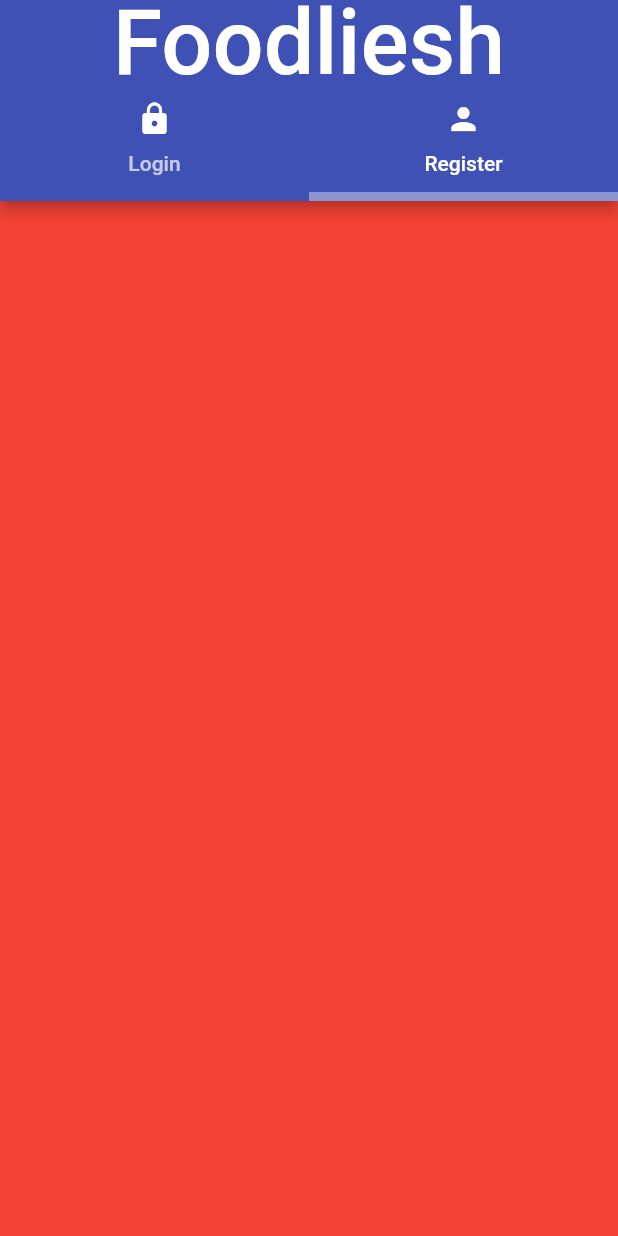
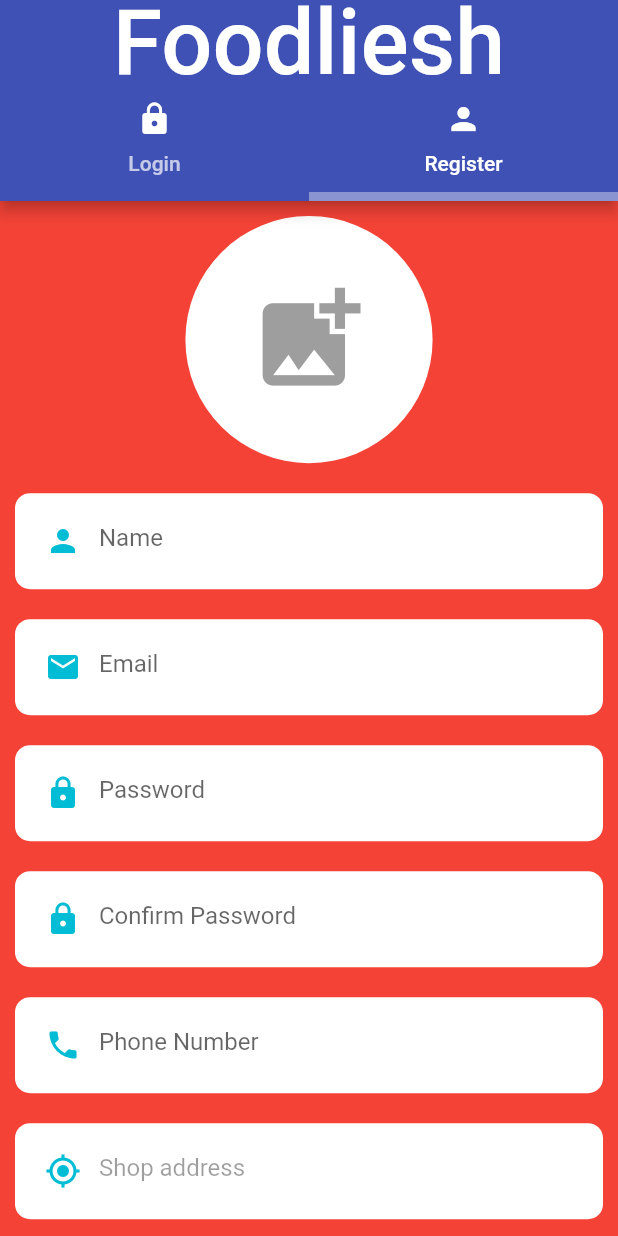
Before and after one commit to Andres-GP/Foodliesh, a Flutter app: the AuthScreen screen opened directly, tab 2 chosen, on a phone screen of 412 x 824 dp. Run offline on Flutter 3.47's test engine with Material 2 defaults, Android fonts, the phone set to English and light mode, and no system bars; our stand-ins replace image_picker.

Commit message:
register screen implemented, image picker package implemented

```diff
--- a/lib/authentication/register.dart
+++ b/lib/authentication/register.dart
@@ -1,4 +1,8 @@
+import 'dart:io';
+
 import 'package:flutter/material.dart';
+import 'package:hello_world/widgets/custom_text_field.dart';
+import 'package:image_picker/image_picker.dart';
 
 class RegisterScreen extends StatefulWidget {
   const RegisterScreen({ Key? key }) : super(key: key);
@@ -8,10 +12,123 @@ class RegisterScreen extends StatefulWidget {
 }
 
 class _RegisterScreenState extends State<RegisterScreen> {
+  final GlobalKey<FormState> _formkey = GlobalKey<FormState>();
+  TextEditingController nameController = TextEditingController();
+  TextEditingController emailController = TextEditingController();
+  TextEditingController passwordController = TextEditingController();
+  TextEditingController confirmPasswordController = TextEditingController();
+  TextEditingController phoneController = TextEditingController();
+  TextEditingController locationController = TextEditingController();
+
+  XFile? imageXFile;
+  final ImagePicker _picker = ImagePicker();
+
   @override
   Widget build(BuildContext context) {
-    return Container(
+    return SingleChildScrollView(
+      child: Container(
+        child: Column(
+          mainAxisSize: MainAxisSize.max,
+          children: [
+          const SizedBox(height: 10,),
+            InkWell(
+              child: CircleAvatar(
+                radius: MediaQuery.of(context).size.width * 0.20,
+                backgroundColor: Colors.white,
+                backgroundImage: imageXFile==null ? null : FileImage(File(imageXFile!.path)),
+                child: imageXFile == null
+                ?
+                Icon(
+                Icons.add_photo_alternate,
+                size:  MediaQuery.of(context).size.width * 0.20,
+                color: Colors.grey,
+                ) : null,
+              ),
+            ),
+            const SizedBox(height: 10,),
+            Form(
+              key: _formkey,
+              child: Column(
+                children: [
+                  CustomTextField(
+                    data:  Icons.person,
+                    controller: nameController,
+                    hintText: "Name",
+                    isObscure: false,
+                  ),
+                  CustomTextField(
+                    data: Icons.email,
+                    controller: emailController,
+                    hintText: "Email",
+                    isObscure: false,
+                  ),
+                  CustomTextField(
+                    data: Icons.lock,
+                    controller: passwordController,
+                    hintText: "Password",
+                    isObscure: true,
+                  ),
+                  CustomTextField(
+                    data: Icons.lock,
+                    controller: confirmPasswordController,
+                    hintText: "Confirm Password",
+                    isObscure: true,
+                  ),
+                  CustomTextField(
+                    data: Icons.phone,
+                    controller: phoneController,
+                    hintText: "Phone Number",
+                    isObscure: false,
+                  ),
+                  CustomTextField(
+                    data: Icons.my_location,
+                    controller: locationController,
+                    hintText: "Shop address",
+                    isObscure: false,
+                    enabled: false,
+                  ),
+                  Container(
+                    width: 400,
+                    height: 40,
+                    alignment: Alignment.center,
+                    child: ElevatedButton.icon(
+                        label:  const Text(
+                          "Get my current Location",
+                          style: TextStyle(color: Colors.white),
+                      ),
+                      icon: const Icon(
+                        Icons.location_on,
+                        color: Colors.white,
+                      ),
+                      onPressed: ()=> print("clicked"),
+                      style: ElevatedButton.styleFrom(
+                        primary: Colors.red,
+                        shape: RoundedRectangleBorder(
+                          borderRadius: BorderRadius.circular(30),
+                        )
+                      ),
+                    ),
+                  )
+                ]
+              ),
+            ),
+            const SizedBox(height: 30,),
+            ElevatedButton(
+              child: const Text(
+                "Sign Up",
+                style: TextStyle(color: Colors.white, fontWeight: FontWeight.bold,),
+              ),
+              style: ElevatedButton.styleFrom(
+              //TODO implement color
+                primary: Colors.grey,
+                padding: EdgeInsets.symmetric(horizontal: 50, vertical: 10)
+              ),
+              onPressed: ()=> print("clicked"),
+            ),
 
+          ],
+        ),
+      ),
     );
   }
 }
--- /dev/null
+++ b/lib/widgets/custom_text_field.dart
@@ -0,0 +1,45 @@
+import 'package:flutter/material.dart';
+
+class CustomTextField extends StatelessWidget {
+  final TextEditingController? controller;
+  final IconData? data;
+  final String? hintText;
+  bool? isObscure = true;
+  bool? enabled = true;
+
+  CustomTextField({
+    this.controller,
+    this.data,
+    this.hintText,
+    this.isObscure,
+    this.enabled,
+  });
+
+  @override
+  Widget build(BuildContext context) {
+    return Container(
+      decoration: BoxDecoration(
+        color: Colors.white,
+        borderRadius: BorderRadius.all(Radius.circular(10)),
+      ),
+      padding: const EdgeInsets.all(8.0),
+      margin: const EdgeInsets.all(10),
+      child: TextFormField(
+        enabled: enabled,
+        controller: controller,
+        obscureText: isObscure!,
+        cursorColor: Theme.of(context).primaryColor,
+        decoration: InputDecoration(
+          border: InputBorder.none,
+          prefixIcon: Icon(
+            data,
+            //TODO implement color
+            color: Colors.cyan,
+          ),
+          focusColor: Theme.of(context).primaryColor,
+          hintText: hintText,
+        ),
+      ),
+    );
+  }
+}
--- a/pubspec.yaml
+++ b/pubspec.yaml
@@ -28,6 +28,7 @@ dependencies:
   # The following adds the Cupertino Icons font to your application.
   # Use with the CupertinoIcons class for iOS style icons.
   cupertino_icons: ^1.0.2
+  image_picker: ^0.8.4+4
 
 dev_dependencies:
   flutter_test:
```
Also changed, not shown: pubspec.lock.
